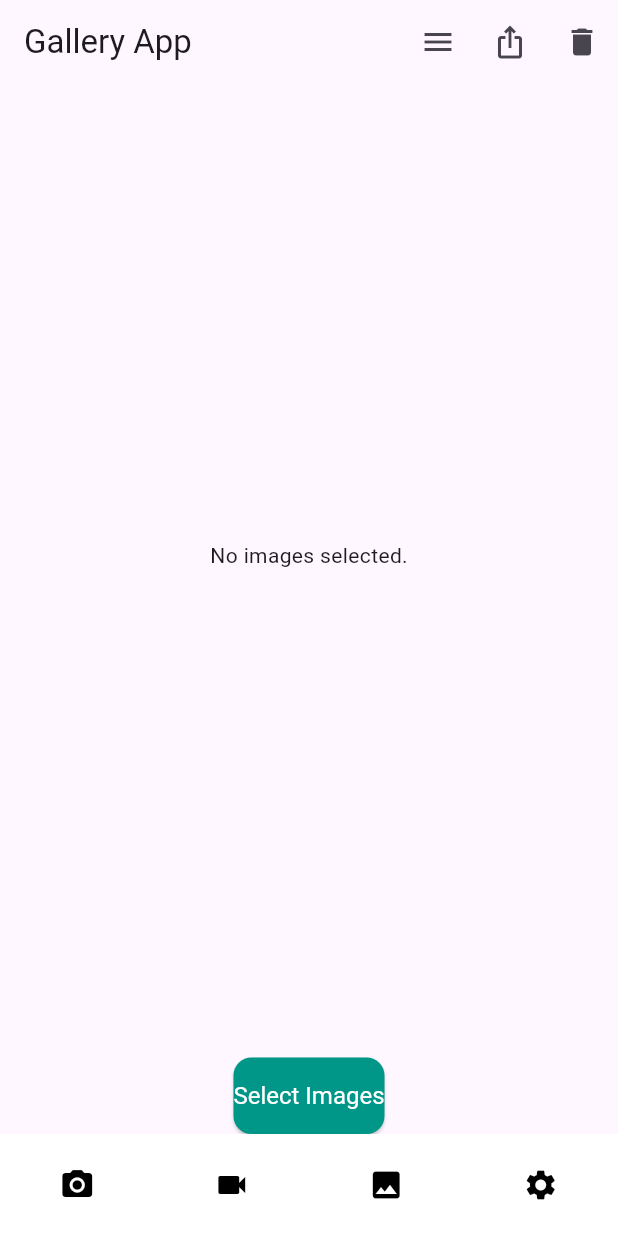
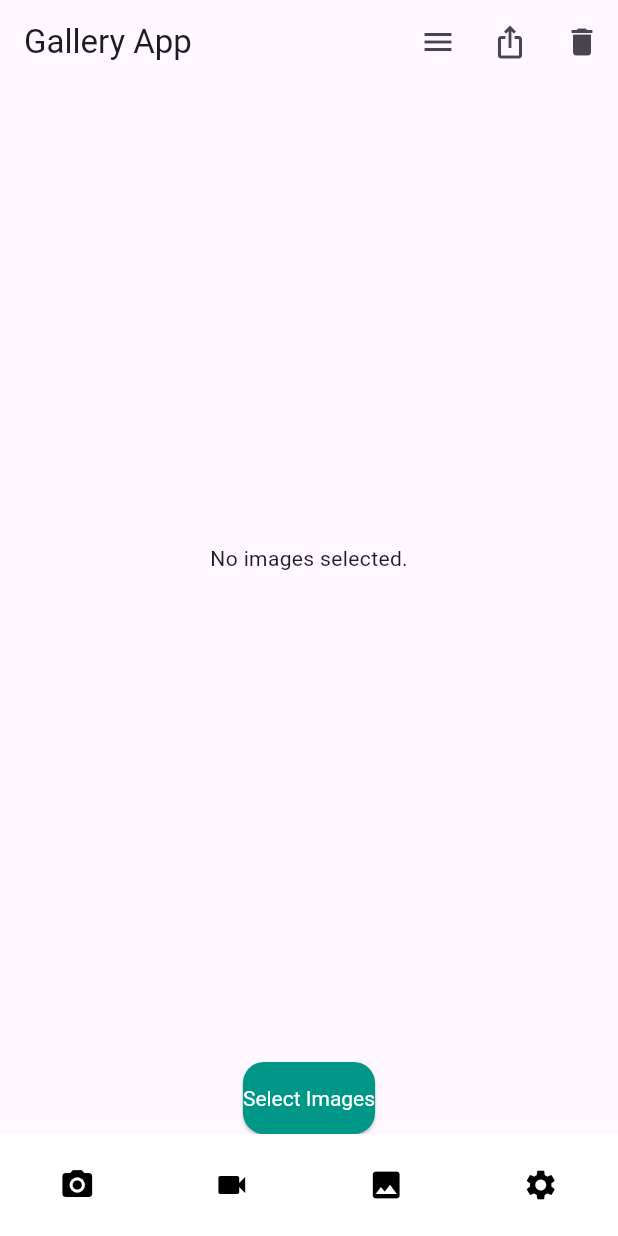
Before and after one commit to KILLERGTG01/camera_fe, a Flutter app: the screen it shows after launch, on a phone screen of 412 x 824 dp. Run offline on Flutter 3.47's test engine with Material 3 defaults, Android fonts, the phone set to English and light mode, and no system bars; our stand-ins replace camera, carousel_slider, flutter_riverpod, image_picker, permission_handler, share_plus; missing offline and left inert: gal.

Commit message:
Previous Functionalities Code corrected properly

```diff
--- a/lib/core/widgets/bottom_nav_bar.dart
+++ b/lib/core/widgets/bottom_nav_bar.dart
@@ -58,13 +58,14 @@ class BottomNavBar extends ConsumerWidget {
                   // Update the state with the selected image
                   await imageNotifier.addImageFromPath(image.path);
 
-                  // Navigate to StartPage
+                  if (context.mounted) {
                     Navigator.push(
                       context,
                       MaterialPageRoute(
                         builder: (context) => const StartPage(),
                       ),
                     );
+                  }
                 } else {
                   developer.log('No image selected', name: 'BottomNavBar');
                 }
--- a/lib/features/gallery/presentation/start_page.dart
+++ b/lib/features/gallery/presentation/start_page.dart
@@ -66,9 +66,9 @@ class _StartPageState extends ConsumerState<StartPage> {
               style: ElevatedButton.styleFrom(
                 padding: const EdgeInsets.symmetric(vertical: 16),
                 shape: RoundedRectangleBorder(
-                  borderRadius: BorderRadius.circular(12),
+                  borderRadius: BorderRadius.circular(14),
                 ),
-                textStyle: const TextStyle(fontSize: 16),
+                textStyle: const TextStyle(fontSize: 14),
               ),
               child: const Text('Select Images'),
             ),
```
Also changed, not shown: lib/features/video/video_page.dart (+44 -40 lines). Lines whose indentation alone changed are shown as unchanged.
